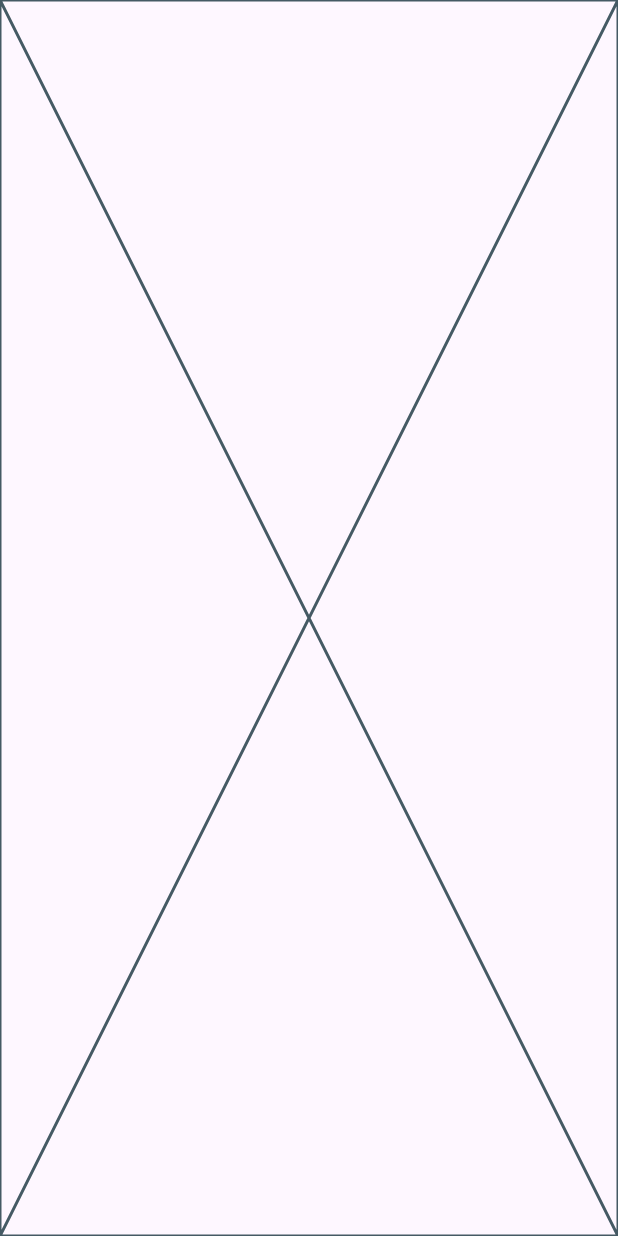
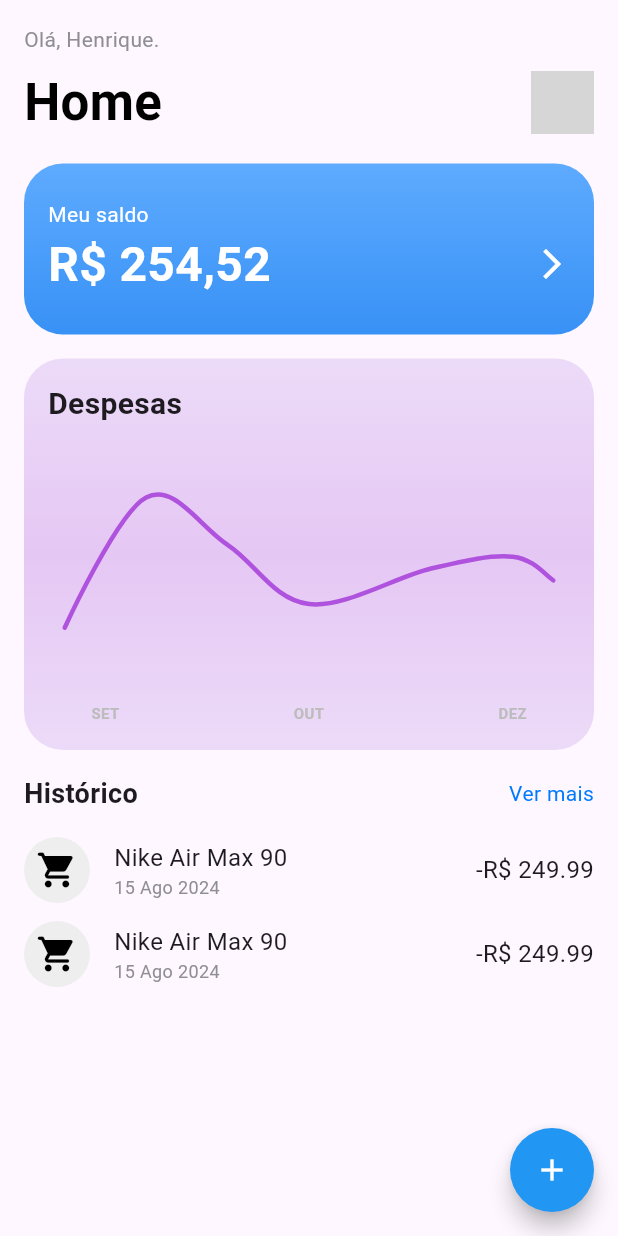
Before and after one commit to hmartiins/finance-ai, a Flutter app: the screen it shows after launch, on a phone screen of 412 x 824 dp. Run offline on Flutter 3.47's test engine with Material 3 defaults, Android fonts, the phone set to English and light mode, and no system bars; drawn by our look-alikes of fl_chart; our stand-ins replace go_router; network calls fail; grey boxes are pictures that could not be loaded.

Commit message:
feat: home screen

```diff
--- /dev/null
+++ b/lib/ui/home/widgets/chart.dart
@@ -0,0 +1,113 @@
+import 'package:fl_chart/fl_chart.dart';
+import 'package:flutter/material.dart';
+
+class Chart extends StatelessWidget {
+  const Chart({super.key});
+
+  @override
+  Widget build(BuildContext context) {
+    return LineChart(
+      sampleData1,
+      duration: const Duration(milliseconds: 250),
+    );
+  }
+
+  LineChartData get sampleData1 => LineChartData(
+        lineTouchData: lineTouchData1,
+        gridData: gridData,
+        titlesData: titlesData1,
+        borderData: borderData,
+        lineBarsData: lineBarsData1,
+        minX: 0,
+        maxX: 14,
+        maxY: 4,
+        minY: 0,
+      );
+
+  LineTouchData get lineTouchData1 => LineTouchData(
+        handleBuiltInTouches: true,
+        touchTooltipData: LineTouchTooltipData(
+          getTooltipColor: (touchedSpot) => Colors.blueGrey.withOpacity(0.8),
+        ),
+      );
+
+  FlTitlesData get titlesData1 => FlTitlesData(
+        bottomTitles: AxisTitles(
+          sideTitles: bottomTitles,
+        ),
+        rightTitles: const AxisTitles(
+          sideTitles: SideTitles(
+            showTitles: false,
+            reservedSize: 0,
+          ),
+        ),
+        topTitles: const AxisTitles(
+          sideTitles: SideTitles(showTitles: false),
+        ),
+        leftTitles: AxisTitles(),
+      );
+
+  List<LineChartBarData> get lineBarsData1 => [
+        lineChartBarData1_1,
+      ];
+
+  Widget bottomTitleWidgets(double value, TitleMeta meta) {
+    const style = TextStyle(
+      fontWeight: FontWeight.bold,
+      fontSize: 10,
+      color: Color(0xffBCBCBC),
+    );
+    Widget text;
+    switch (value.toInt()) {
+      case 2:
+        text = const Text('SET', style: style);
+        break;
+      case 7:
+        text = const Text('OUT', style: style);
+        break;
+      case 12:
+        text = const Text('DEZ', style: style);
+        break;
+      default:
+        text = const Text('');
+        break;
+    }
+
+    return SideTitleWidget(
+      axisSide: meta.axisSide,
+      space: 10,
+      child: text,
+    );
+  }
+
+  SideTitles get bottomTitles => SideTitles(
+        showTitles: true,
+        reservedSize: 42,
+        interval: 1,
+        getTitlesWidget: bottomTitleWidgets,
+      );
+
+  FlGridData get gridData => const FlGridData(show: false);
+
+  FlBorderData get borderData => FlBorderData(
+        show: false,
+      );
+
+  LineChartBarData get lineChartBarData1_1 => LineChartBarData(
+        isCurved: true,
+        color: Color(0xffAF52DE),
+        barWidth: 3,
+        isStrokeCapRound: true,
+        dotData: const FlDotData(show: false),
+        belowBarData: BarAreaData(show: false),
+        spots: const [
+          FlSpot(1, 1),
+          FlSpot(3, 3.2),
+          FlSpot(5, 2.4),
+          FlSpot(7, 1.4),
+          FlSpot(10, 2),
+          FlSpot(12, 2.2),
+          FlSpot(13, 1.8),
+        ],
+      );
+}
--- /dev/null
+++ b/lib/ui/home/widgets/home_balance.dart
@@ -0,0 +1,57 @@
+import 'package:flutter/material.dart';
+
+class HomeBalance extends StatelessWidget {
+  const HomeBalance({super.key});
+
+  @override
+  Widget build(BuildContext context) {
+    return DecoratedBox(
+      decoration: BoxDecoration(
+        gradient: const LinearGradient(
+          begin: Alignment.topCenter,
+          end: Alignment.bottomCenter,
+          colors: [
+            Color(0xff5eabff),
+            Color(0xff3891f5),
+          ],
+        ),
+        borderRadius: BorderRadius.circular(26.0),
+      ),
+      child: const Padding(
+        padding: EdgeInsets.symmetric(
+          horizontal: 16,
+          vertical: 24,
+        ),
+        child: Column(
+          crossAxisAlignment: CrossAxisAlignment.start,
+          children: [
+            Text(
+              "Meu saldo",
+              style: TextStyle(
+                color: Colors.white,
+                fontSize: 14,
+              ),
+            ),
+            Row(
+              mainAxisAlignment: MainAxisAlignment.spaceBetween,
+              children: [
+                Text(
+                  r"R$ 254,52",
+                  style: TextStyle(
+                    color: Colors.white,
+                    fontWeight: FontWeight.bold,
+                    fontSize: 32,
+                  ),
+                ),
+                Icon(
+                  Icons.arrow_forward_ios,
+                  color: Colors.white,
+                ),
+              ],
+            )
+          ],
+        ),
+      ),
+    );
+  }
+}
--- /dev/null
+++ b/lib/ui/home/widgets/home_chart.dart
@@ -0,0 +1,40 @@
+import 'package:finance_ai/ui/home/widgets/chart.dart';
+import 'package:flutter/material.dart';
+
+class HomeChart extends StatelessWidget {
+  const HomeChart({super.key});
+
+  @override
+  Widget build(BuildContext context) {
+    return DecoratedBox(
+      decoration: BoxDecoration(
+        gradient: const LinearGradient(
+          begin: Alignment.topCenter,
+          end: Alignment.bottomCenter,
+          colors: [
+            Color(0xffecdbf8),
+            Color(0xffe5c7f4),
+            Color(0xffecdbf8),
+          ],
+        ),
+        borderRadius: BorderRadius.circular(26.0),
+      ),
+      child: const Column(
+        crossAxisAlignment: CrossAxisAlignment.start,
+        children: [
+          Padding(
+            padding: EdgeInsets.all(16.0),
+            child: Text(
+              "Despesas",
+              style: TextStyle(
+                fontSize: 20,
+                fontWeight: FontWeight.bold,
+              ),
+            ),
+          ),
+          SizedBox(height: 200, child: Chart()),
+        ],
+      ),
+    );
+  }
+}
--- a/lib/ui/home/widgets/home_header.dart
+++ b/lib/ui/home/widgets/home_header.dart
@@ -5,6 +5,40 @@ class HomeHeader extends StatelessWidget {
 
   @override
   Widget build(BuildContext context) {
-    return const Placeholder();
+    return Column(
+      crossAxisAlignment: CrossAxisAlignment.start,
+      children: [
+        const Text(
+          "Olá, Henrique.",
+          style: TextStyle(
+            color: Color(0xff8E8E93),
+            fontWeight: FontWeight.w400,
+            fontSize: 14,
+          ),
+        ),
+        const SizedBox(height: 8),
+        Row(
+          mainAxisAlignment: MainAxisAlignment.spaceBetween,
+          children: [
+            const Text(
+              "Home",
+              style: TextStyle(
+                color: Colors.black,
+                fontWeight: FontWeight.bold,
+                fontSize: 34,
+              ),
+            ),
+            ClipRRect(
+              borderRadius: BorderRadius.circular(99),
+              child: Image.network(
+                "https://github.com/hmartiins.png",
+                width: 42,
+                height: 42,
+              ),
+            )
+          ],
+        )
+      ],
+    );
   }
 }
--- a/lib/ui/home/widgets/home_screen.dart
+++ b/lib/ui/home/widgets/home_screen.dart
@@ -1,3 +1,7 @@
+import 'package:finance_ai/ui/home/widgets/home_balance.dart';
+import 'package:finance_ai/ui/home/widgets/home_chart.dart';
+import 'package:finance_ai/ui/home/widgets/home_header.dart';
+import 'package:finance_ai/ui/home/widgets/home_wallet.dart';
 import 'package:flutter/material.dart';
 
 class HomeScreen extends StatelessWidget {
@@ -5,11 +9,37 @@ class HomeScreen extends StatelessWidget {
 
   @override
   Widget build(BuildContext context) {
-    return const Scaffold(
-      body: SafeArea(
+    return Scaffold(
+      floatingActionButton: FloatingActionButton(
+        onPressed: () {
+          print("logou");
+        },
+        backgroundColor: Colors.blue,
+        shape: RoundedRectangleBorder(
+          borderRadius: BorderRadius.circular(99),
+        ),
+        child: const Icon(
+          Icons.add,
+          color: Colors.white,
+        ),
+      ),
+      body: const SafeArea(
         top: true,
         bottom: true,
-        child: Placeholder(),
+        child: Padding(
+          padding: EdgeInsets.all(16.0),
+          child: Column(
+            children: [
+              HomeHeader(),
+              SizedBox(height: 16),
+              HomeBalance(),
+              SizedBox(height: 16),
+              HomeChart(),
+              SizedBox(height: 16),
+              HomeWallet(),
+            ],
+          ),
+        ),
       ),
     );
   }
--- /dev/null
+++ b/lib/ui/home/widgets/home_wallet.dart
@@ -0,0 +1,131 @@
+import 'package:flutter/material.dart';
+
+class HomeWallet extends StatelessWidget {
+  const HomeWallet({super.key});
+
+  @override
+  Widget build(BuildContext context) {
+    return Column(
+      crossAxisAlignment: CrossAxisAlignment.start,
+      children: [
+        const Row(
+          mainAxisAlignment: MainAxisAlignment.spaceBetween,
+          children: [
+            Text(
+              "Histórico",
+              style: TextStyle(
+                fontSize: 18,
+                fontWeight: FontWeight.bold,
+              ),
+            ),
+            Text(
+              "Ver mais",
+              style: TextStyle(
+                fontSize: 14,
+                color: Color(0xff007AFF),
+              ),
+            )
+          ],
+        ),
+        const SizedBox(height: 16),
+        Row(
+          mainAxisAlignment: MainAxisAlignment.spaceBetween,
+          children: [
+            Row(
+              children: [
+                DecoratedBox(
+                  decoration: BoxDecoration(
+                    color: Colors.grey[200],
+                    borderRadius: BorderRadius.circular(99.0),
+                  ),
+                  child: const Padding(
+                    padding: EdgeInsets.all(8.0),
+                    child: Icon(
+                      Icons.shopping_cart_rounded,
+                      color: Colors.black,
+                      size: 28,
+                    ),
+                  ),
+                ),
+                const SizedBox(width: 16),
+                const Column(
+                  crossAxisAlignment: CrossAxisAlignment.start,
+                  children: [
+                    Text(
+                      "Nike Air Max 90",
+                      style: TextStyle(
+                        fontSize: 16,
+                      ),
+                    ),
+                    Text(
+                      "15 Ago 2024",
+                      style: TextStyle(
+                        fontSize: 12,
+                        color: Color(0xff8E8E93),
+                      ),
+                    ),
+                  ],
+                ),
+              ],
+            ),
+            Text(
+              r"-R$ 249.99",
+              style: TextStyle(
+                fontSize: 16,
+              ),
+            ),
+          ],
+        ),
+        const SizedBox(height: 12),
+        Row(
+          mainAxisAlignment: MainAxisAlignment.spaceBetween,
+          children: [
+            Row(
+              children: [
+                DecoratedBox(
+                  decoration: BoxDecoration(
+                    color: Colors.grey[200],
+                    borderRadius: BorderRadius.circular(99.0),
+                  ),
+                  child: const Padding(
+                    padding: EdgeInsets.all(8.0),
+                    child: Icon(
+                      Icons.shopping_cart_rounded,
+                      color: Colors.black,
+                      size: 28,
+                    ),
+                  ),
+                ),
+                const SizedBox(width: 16),
+                const Column(
+                  crossAxisAlignment: CrossAxisAlignment.start,
+                  children: [
+                    Text(
+                      "Nike Air Max 90",
+                      style: TextStyle(
+                        fontSize: 16,
+                      ),
+                    ),
+                    Text(
+                      "15 Ago 2024",
+                      style: TextStyle(
+                        fontSize: 12,
+                        color: Color(0xff8E8E93),
+                      ),
+                    ),
+                  ],
+                ),
+              ],
+            ),
+            Text(
+              r"-R$ 249.99",
+              style: TextStyle(
+                fontSize: 16,
+              ),
+            ),
+          ],
+        ),
+      ],
+    );
+  }
+}
--- a/pubspec.yaml
+++ b/pubspec.yaml
@@ -7,6 +7,7 @@ environment:
   sdk: ">=3.3.4 <4.0.0"
 
 dependencies:
+  fl_chart: ^0.69.2
   flutter:
     sdk: flutter
   go_router: ^14.6.2
```
Also changed, not shown: pubspec.lock.
